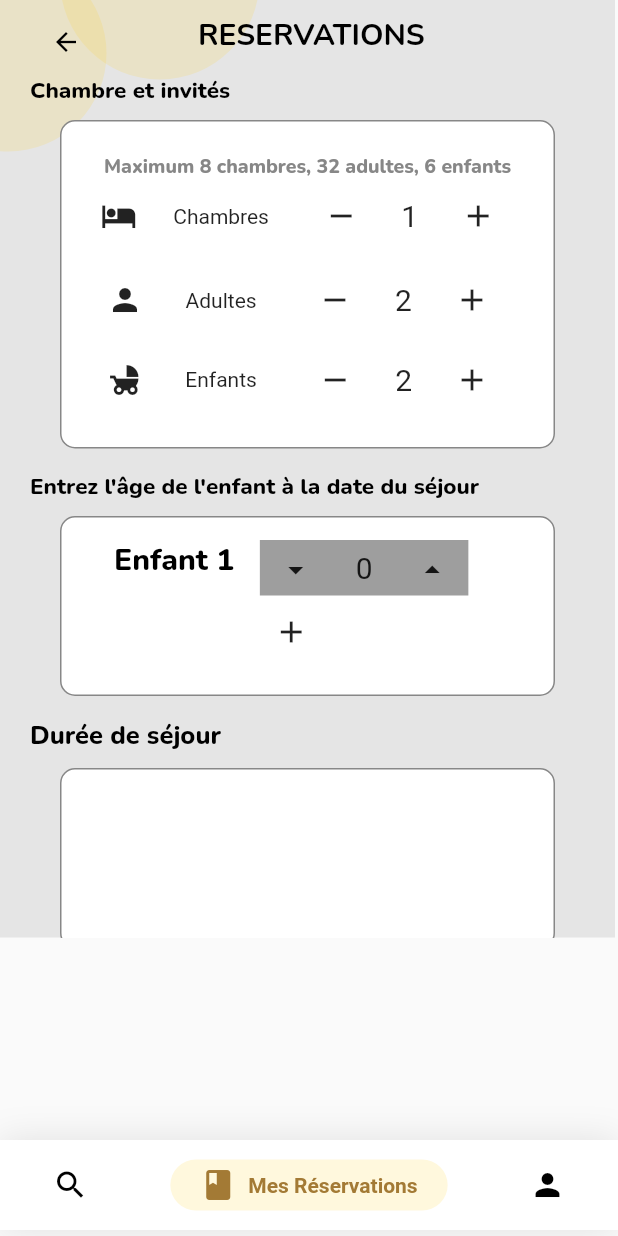
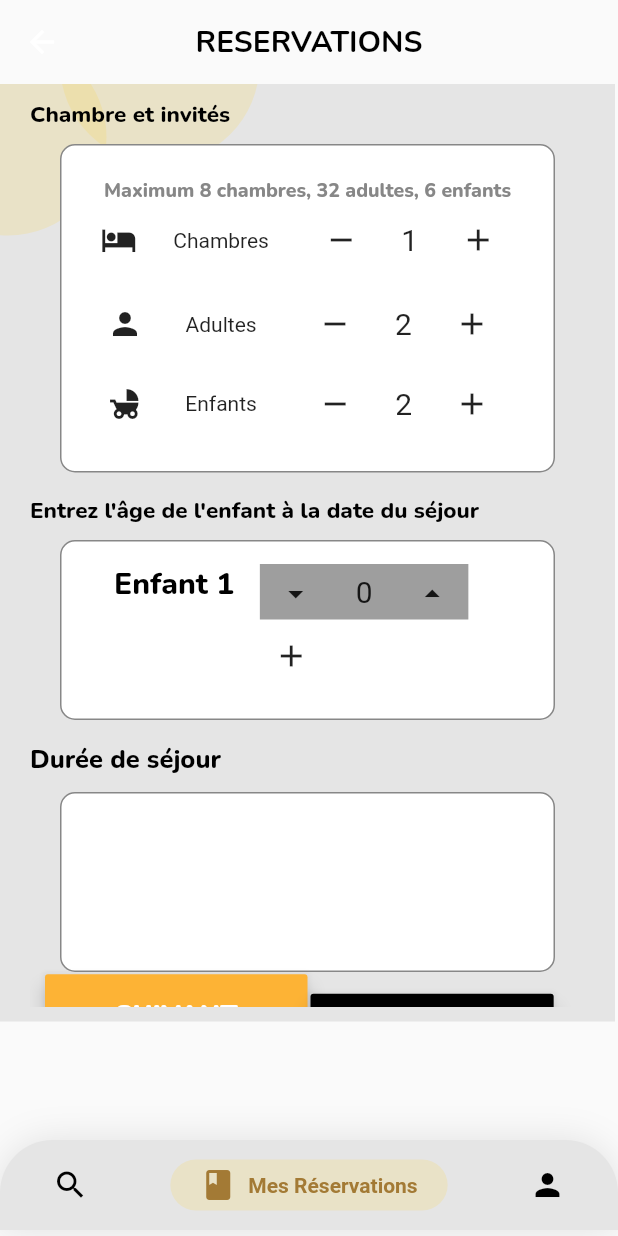
Before and after one commit to BKSYSTEM/MIABEHOTEL, a Flutter app: the BottomTabBar screen opened directly, item 2 of the bottom bar chosen, on a phone screen of 412 x 824 dp. Run offline on Flutter 3.47's test engine with Material 2 defaults, Android fonts, the phone set to English and light mode, and no system bars; drawn by our look-alikes of google_nav_bar; our stand-ins replace carousel_slider, flutter_svg, google_fonts.

Commit message:
Crétion et update des screens

```diff
--- a/lib/constants/colors.dart
+++ b/lib/constants/colors.dart
@@ -5,7 +5,7 @@ var secondaryColor = const Color(0xFFA37A35);
 var greenColor = const Color(0xFF54D3C2);
 var whiteColor = Colors.white;
 var blackColor = const Color(0xFF000000);
-var backgroundColor = const Color(0xFFF5F5F5);
+var backgroundColor = const Color(0xFFE5E5E5);
 var blueColor = const Color(0xFF4C4DDC);
 var greyColor = const Color(0xFF878787);
 var greyColorBtn = const Color(0xFFD9D9D9);
--- a/lib/main.dart
+++ b/lib/main.dart
@@ -1,6 +1,8 @@
 import 'package:flutter/material.dart';
+import 'package:miabehotel/screens/payement_page.dart';
 import 'package:miabehotel/screens/see_all_screens.dart';
 import 'package:miabehotel/screens/splash/splash_screen_page.dart';
+import 'package:miabehotel/screens/welcome_page.dart';
 
 void main() {
   runApp(const MyApp());
--- a/lib/screens/reservation_page.dart
+++ b/lib/screens/reservation_page.dart
@@ -18,18 +18,35 @@ class _ReservationPageState extends State<ReservationPage> {
   @override
   Widget build(BuildContext context) {
     return Scaffold(
+      appBar: AppBar(
+        backgroundColor: Colors.transparent,
+        elevation: 0,
+        centerTitle: true,
+        title: Text(
+          'RESERVATIONS',
+          style: GoogleFonts.nunito(
+            color: blackColor,
+            fontSize: 20,
+            fontWeight: FontWeight.bold,
+          ),
+          textAlign: TextAlign.center,
+        ),
+      ),
       body: CustomBackground(
-        child: Container(
+        child: SizedBox(
           height: 625,
           width: 410,
-          child: SingleChildScrollView(
           child: Padding(
             padding: const EdgeInsets.symmetric(horizontal: 20, vertical: 10),
-              child: SizedBox(
+            child: SingleChildScrollView(
+              child: Column(
+                children: [
+                  SizedBox(
+                    child: SingleChildScrollView(
                       child: Column(
                         crossAxisAlignment: CrossAxisAlignment.start,
                         children: [
-                    SizedBox(
+                          /*SizedBox(
                             height: 30,
                             width: 412,
                             child: Row(
@@ -57,7 +74,7 @@ class _ReservationPageState extends State<ReservationPage> {
                               ],
                             ),
                           ),
-                    const SizedBox(height: 10),
+                          const SizedBox(height: 10),*/
                           Text(
                             'Chambre et invités',
                             style: GoogleFonts.nunito(
@@ -92,9 +109,10 @@ class _ReservationPageState extends State<ReservationPage> {
                                   ),
                                 ),
                                 Row(
-                            mainAxisAlignment: MainAxisAlignment.spaceEvenly,
+                                  mainAxisAlignment:
+                                      MainAxisAlignment.spaceEvenly,
                                   children: [
-                              Icon(Icons.hotel),
+                                    const Icon(Icons.hotel),
                                     Text("Chambres"),
                                     Row(
                                       children: [
@@ -109,8 +127,8 @@ class _ReservationPageState extends State<ReservationPage> {
                                           },
                                         ),
                                         Container(
-                                    padding:
-                                        EdgeInsets.symmetric(horizontal: 16),
+                                          padding: const EdgeInsets.symmetric(
+                                              horizontal: 16),
                                           child: Text(
                                             "$_nbChambres",
                                             style: TextStyle(fontSize: 20),
@@ -130,7 +148,8 @@ class _ReservationPageState extends State<ReservationPage> {
                                 ),
                                 const SizedBox(height: 8),
                                 Row(
-                            mainAxisAlignment: MainAxisAlignment.spaceEvenly,
+                                  mainAxisAlignment:
+                                      MainAxisAlignment.spaceEvenly,
                                   children: [
                                     Icon(Icons.person),
                                     Text("Adultes"),
@@ -147,8 +166,8 @@ class _ReservationPageState extends State<ReservationPage> {
                                           },
                                         ),
                                         Container(
-                                    padding:
-                                        EdgeInsets.symmetric(horizontal: 16),
+                                          padding: EdgeInsets.symmetric(
+                                              horizontal: 16),
                                           child: Text(
                                             "$_nbAdultes",
                                             style: TextStyle(fontSize: 20),
@@ -168,7 +187,8 @@ class _ReservationPageState extends State<ReservationPage> {
                                 ),
                                 SizedBox(height: 5),
                                 Row(
-                            mainAxisAlignment: MainAxisAlignment.spaceEvenly,
+                                  mainAxisAlignment:
+                                      MainAxisAlignment.spaceEvenly,
                                   children: [
                                     Icon(Icons.child_friendly),
                                     Text("Enfants"),
@@ -185,8 +205,8 @@ class _ReservationPageState extends State<ReservationPage> {
                                           },
                                         ),
                                         Container(
-                                    padding:
-                                        EdgeInsets.symmetric(horizontal: 16),
+                                          padding: EdgeInsets.symmetric(
+                                              horizontal: 16),
                                           child: Text(
                                             "$_nbEnfants",
                                             style: TextStyle(fontSize: 20),
@@ -219,8 +239,10 @@ class _ReservationPageState extends State<ReservationPage> {
                           const SizedBox(height: 10),
                           Center(
                             child: Container(
-                        margin: const EdgeInsets.symmetric(horizontal: 20),
-                        padding: const EdgeInsets.symmetric(horizontal: 35),
+                              margin:
+                                  const EdgeInsets.symmetric(horizontal: 20),
+                              padding:
+                                  const EdgeInsets.symmetric(horizontal: 35),
                               height: 120,
                               width: 330,
                               decoration: BoxDecoration(
@@ -266,8 +288,14 @@ class _ReservationPageState extends State<ReservationPage> {
                               ),
                             ),
                           ),
-                    const SizedBox(height: 17),
-                    Container(
+                        ],
+                      ),
+                    ),
+                  ),
+                  //const SizedBox(height: 17),
+                  Align(
+                    alignment: Alignment.bottomCenter,
+                    child: Container(
                       height: 60,
                       width: 350,
                       margin: const EdgeInsets.symmetric(horizontal: 10),
@@ -313,8 +341,8 @@ class _ReservationPageState extends State<ReservationPage> {
                         ],
                       ),
                     ),
+                  ),
                 ],
-                ),
               ),
             ),
           ),
--- a/lib/screens/see_all_screens.dart
+++ b/lib/screens/see_all_screens.dart
@@ -26,49 +26,22 @@ class _BottomTabBarState extends State<BottomTabBar> {
   Widget build(BuildContext context) {
     return CustomBackground(
       child: Scaffold(
-        // backgroundColor: backgroundColor,
-        /*appBar: AppBar(
-          backgroundColor: Colors.white,
-          centerTitle: true,
-          elevation: 4.0,
-          title: Row(
-            mainAxisAlignment: MainAxisAlignment.spaceBetween,
-            children: [
-              Image.asset(
-                'assets/images/logo.png',
-                height: 40.0, // adjust as needed
-              ),
-              Text(
-                'MIABE HOTEL',
-                style: GoogleFonts.nunito(
-                  color: primaryColor,
-                  fontSize: 35,
-                  fontWeight: FontWeight.w800,
-
-                ),
-                textAlign: TextAlign.center,
-              ),
-              Image.asset(
-                'assets/images/logo.png',
-                height: 40.0,
-                // width: 40.0, // adjust as needed
-              ),
-            ],
-          ),
-        ),*/
-
         body: Center(
           child: _widgetOptions.elementAt(_selectedIndex),
         ),
         bottomNavigationBar: Container(
           height: 60,
-          margin: EdgeInsets.only(bottom: 4),
+          margin: const EdgeInsets.only(bottom: 4),
           //padding: const EdgeInsets.only(bottom: 5),
           decoration: BoxDecoration(
-            color: Colors.white,
+            color: backgroundColor,
             boxShadow: [
               BoxShadow(blurRadius: 20, color: Colors.black.withOpacity(.1))
             ],
+            borderRadius: const BorderRadius.only(
+              topLeft: Radius.circular(35),
+              topRight: Radius.circular(35),
+            ),
           ),
           child: SafeArea(
             child: Padding(
--- a/lib/screens/splash/splash_screen_page.dart
+++ b/lib/screens/splash/splash_screen_page.dart
@@ -4,7 +4,7 @@ import 'package:flutter/material.dart';
 import 'package:flutter/cupertino.dart';
 import 'package:miabehotel/constants/colors.dart';
 import 'package:miabehotel/screens/custom_backgroound.dart';
-import 'package:miabehotel/screens/see_all_screens.dart';
+import 'package:miabehotel/screens/welcome_page.dart';
 
 class SplashScreen extends StatefulWidget {
   const SplashScreen({super.key});
@@ -27,7 +27,7 @@ class _SplashScreenState extends State<SplashScreen>
     Future.delayed(Duration(seconds: 3)).then((_) {
       Navigator.pushReplacement(
         context,
-        MaterialPageRoute(builder: (context) => BottomTabBar()),
+        MaterialPageRoute(builder: (context) => WelcomePage()),
       );
     });
   }
--- a/pubspec.yaml
+++ b/pubspec.yaml
@@ -39,6 +39,7 @@ dependencies:
   google_nav_bar: ^5.0.6
   carousel_slider: ^4.2.1
   flutter_native_splash: ^2.2.17
+  flutter_svg: ^2.0.3
 
 flutter_native_splash: ^2.2.17
 
```
Also changed, not shown: lib/screens/payement_page.dart (added, +52 -0 lines), lib/screens/profil_page.dart (+31 -19 lines), lib/screens/search_page.dart (+10 -5 lines), lib/screens/welcome_page.dart (added, +211 -0 lines), assets/images/svg/undraw_booked_re_vtod.svg (added), assets/images/svg/undraw_travel_booking_re_6umu.svg (added), assets/images/svg/undraw_travel_plans_re_103r.svg (added), assets/images/svg/undraw_welcome_re_h3d9.svg (added), pubspec.lock. Lines whose indentation alone changed are shown as unchanged.
